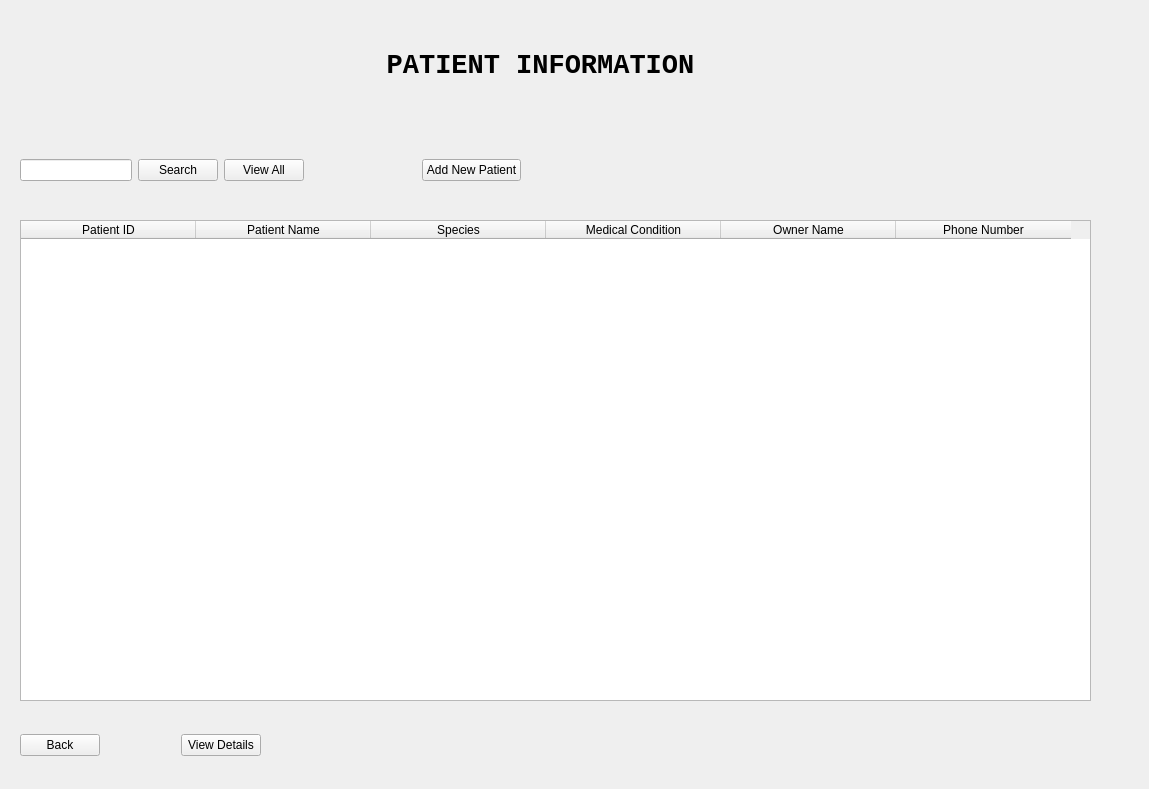
Qt form PatientUI.ui (ASNaeem/Simple-VCMS) before a commit.
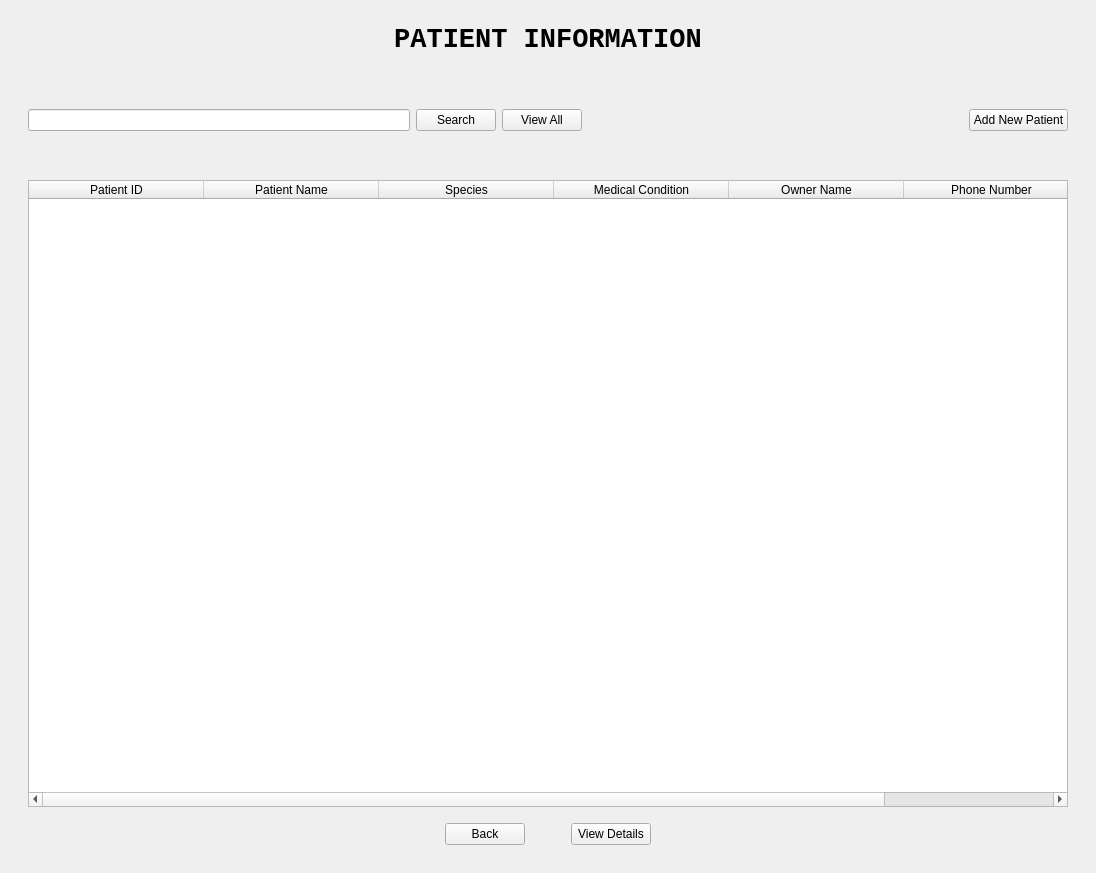
The same form after that commit.

Commit message: PatientUI Spacing Changed

Diff of the .ui file:
```diff
--- a/PatientUI.ui
+++ b/PatientUI.ui
@@ -6,8 +6,8 @@
    <rect>
     <x>0</x>
     <y>0</y>
-    <width>1149</width>
-    <height>789</height>
+    <width>1096</width>
+    <height>873</height>
    </rect>
   </property>
   <property name="maximumSize">
@@ -20,17 +20,8 @@
    <string>Patient</string>
   </property>
   <widget class="QWidget" name="centralwidget">
-   <widget class="QWidget" name="gridLayoutWidget">
-    <property name="geometry">
-     <rect>
-      <x>0</x>
-      <y>0</y>
-      <width>1141</width>
-      <height>781</height>
-     </rect>
-    </property>
-    <layout class="QGridLayout" name="gridLayout_2">
-     <item row="0" column="0">
+   <layout class="QVBoxLayout" name="verticalLayout">
+    <item>
       <widget class="QStackedWidget" name="stackedWidget">
        <property name="font">
         <font>
@@ -41,41 +32,55 @@
         <number>0</number>
        </property>
        <widget class="QWidget" name="Page_View">
-        <widget class="QWidget" name="gridLayoutWidget_2">
-         <property name="geometry">
-          <rect>
-           <x>20</x>
-           <y>150</y>
-           <width>501</width>
-           <height>41</height>
-          </rect>
-         </property>
-         <layout class="QGridLayout" name="gridLayout_3">
-          <item row="0" column="2">
-           <widget class="QPushButton" name="push_button_view">
-            <property name="cursor">
-             <cursorShape>PointingHandCursor</cursorShape>
-            </property>
-            <property name="text">
-             <string>View All</string>
-            </property>
-           </widget>
-          </item>
-          <item row="0" column="1">
-           <widget class="QPushButton" name="push_button_search">
-            <property name="cursor">
-             <cursorShape>PointingHandCursor</cursorShape>
-            </property>
-            <property name="text">
-             <string>Search</string>
-            </property>
-           </widget>
-          </item>
+       <layout class="QVBoxLayout" name="verticalLayout_4">
+        <item>
+         <layout class="QVBoxLayout" name="verticalLayout_2" stretch="1,1,1,1,15,1">
+          <property name="leftMargin">
+           <number>10</number>
+          </property>
+          <property name="rightMargin">
+           <number>10</number>
+          </property>
+          <item>
+           <layout class="QGridLayout" name="gridLayout_11">
           <item row="0" column="0">
-           <widget class="QLineEdit" name="Search_Field"/>
-          </item>
-          <item row="0" column="4">
-           <widget class="QPushButton" name="push_button_add_new">
+             <widget class="QLabel" name="label_2">
+              <property name="font">
+               <font>
+                <family>Courier New</family>
+                <pointsize>20</pointsize>
+                <weight>75</weight>
+                <bold>true</bold>
+                <kerning>true</kerning>
+               </font>
+              </property>
+              <property name="text">
+               <string>PATIENT INFORMATION</string>
+              </property>
+              <property name="alignment">
+               <set>Qt::AlignCenter</set>
+              </property>
+             </widget>
+            </item>
+           </layout>
+          </item>
+          <item>
+           <spacer name="verticalSpacer">
+            <property name="orientation">
+             <enum>Qt::Vertical</enum>
+            </property>
+            <property name="sizeHint" stdset="0">
+             <size>
+              <width>20</width>
+              <height>40</height>
+             </size>
+            </property>
+           </spacer>
+          </item>
+          <item>
+           <layout class="QGridLayout" name="gridLayout_9">
+            <item row="1" column="5">
+             <widget class="QPushButton" name="push_button_add_new_2">
             <property name="cursor">
              <cursorShape>PointingHandCursor</cursorShape>
             </property>
@@ -84,8 +89,21 @@
             </property>
            </widget>
           </item>
-          <item row="0" column="3">
-           <spacer name="horizontalSpacer">
+            <item row="1" column="2">
+             <widget class="QPushButton" name="push_button_search_2">
+              <property name="cursor">
+               <cursorShape>PointingHandCursor</cursorShape>
+              </property>
+              <property name="text">
+               <string>Search</string>
+              </property>
+             </widget>
+            </item>
+            <item row="1" column="0">
+             <widget class="QLineEdit" name="Search_Field_2"/>
+            </item>
+            <item row="1" column="4">
+             <spacer name="horizontalSpacer_3">
             <property name="orientation">
              <enum>Qt::Horizontal</enum>
             </property>
@@ -97,54 +115,38 @@
             </property>
            </spacer>
           </item>
-         </layout>
-        </widget>
-        <widget class="QWidget" name="gridLayoutWidget_3">
-         <property name="geometry">
-          <rect>
-           <x>370</x>
-           <y>40</y>
-           <width>341</width>
-           <height>51</height>
-          </rect>
-         </property>
-         <layout class="QGridLayout" name="gridLayout_4">
-          <item row="0" column="0">
-           <widget class="QLabel" name="label">
-            <property name="font">
-             <font>
-              <family>Courier New</family>
-              <pointsize>20</pointsize>
-              <weight>75</weight>
-              <bold>true</bold>
-              <kerning>true</kerning>
-             </font>
-            </property>
-            <property name="styleSheet">
-             <string notr="true"/>
+            <item row="1" column="3">
+             <widget class="QPushButton" name="push_button_view_2">
+              <property name="cursor">
+               <cursorShape>PointingHandCursor</cursorShape>
             </property>
             <property name="text">
-             <string>PATIENT INFORMATION</string>
-            </property>
-            <property name="alignment">
-             <set>Qt::AlignCenter</set>
+               <string>View All</string>
             </property>
            </widget>
           </item>
          </layout>
-        </widget>
-        <widget class="QWidget" name="gridLayoutWidget_4">
-         <property name="geometry">
-          <rect>
-           <x>20</x>
-           <y>220</y>
-           <width>1071</width>
-           <height>481</height>
-          </rect>
-         </property>
-         <layout class="QGridLayout" name="gridLayout_5">
-          <item row="0" column="0">
-           <widget class="QTableWidget" name="table_patient">
+          </item>
+          <item>
+           <spacer name="verticalSpacer_2">
+            <property name="orientation">
+             <enum>Qt::Vertical</enum>
+            </property>
+            <property name="sizeHint" stdset="0">
+             <size>
+              <width>20</width>
+              <height>40</height>
+             </size>
+            </property>
+           </spacer>
+          </item>
+          <item>
+           <layout class="QGridLayout" name="gridLayout_8">
+            <property name="bottomMargin">
+             <number>10</number>
+            </property>
+            <item row="3" column="0">
+             <widget class="QTableWidget" name="table_patient_2">
             <property name="cursor" stdset="0">
              <cursorShape>ArrowCursor</cursorShape>
             </property>
@@ -190,19 +192,27 @@
            </widget>
           </item>
          </layout>
-        </widget>
-        <widget class="QWidget" name="gridLayoutWidget_5">
-         <property name="geometry">
-          <rect>
-           <x>20</x>
-           <y>730</y>
-           <width>241</width>
-           <height>31</height>
-          </rect>
-         </property>
-         <layout class="QGridLayout" name="gridLayout_6">
+          </item>
+          <item>
+           <layout class="QGridLayout" name="gridLayout_10" columnstretch="25,0,0,0,0,25">
+            <property name="bottomMargin">
+             <number>10</number>
+            </property>
           <item row="0" column="3">
-           <widget class="QPushButton" name="push_button_view_details">
+             <spacer name="horizontalSpacer_4">
+              <property name="orientation">
+               <enum>Qt::Horizontal</enum>
+              </property>
+              <property name="sizeHint" stdset="0">
+               <size>
+                <width>40</width>
+                <height>20</height>
+               </size>
+              </property>
+             </spacer>
+            </item>
+            <item row="0" column="4">
+             <widget class="QPushButton" name="push_button_view_details_2">
             <property name="cursor">
              <cursorShape>PointingHandCursor</cursorShape>
             </property>
@@ -212,7 +222,20 @@
            </widget>
           </item>
           <item row="0" column="0">
-           <widget class="QPushButton" name="push_button_back">
+             <spacer name="horizontalSpacer_5">
+              <property name="orientation">
+               <enum>Qt::Horizontal</enum>
+              </property>
+              <property name="sizeHint" stdset="0">
+               <size>
+                <width>40</width>
+                <height>20</height>
+               </size>
+              </property>
+             </spacer>
+            </item>
+            <item row="0" column="1">
+             <widget class="QPushButton" name="push_button_back_2">
             <property name="cursor">
              <cursorShape>PointingHandCursor</cursorShape>
             </property>
@@ -221,8 +244,8 @@
             </property>
            </widget>
           </item>
-          <item row="0" column="2">
-           <spacer name="horizontalSpacer_2">
+            <item row="0" column="5">
+             <spacer name="horizontalSpacer_6">
             <property name="orientation">
              <enum>Qt::Horizontal</enum>
             </property>
@@ -235,62 +258,16 @@
            </spacer>
           </item>
          </layout>
-        </widget>
-       </widget>
-       <widget class="QWidget" name="Page_Patient_Details">
-        <widget class="QWidget" name="gridLayoutWidget_6">
-         <property name="geometry">
-          <rect>
-           <x>350</x>
-           <y>30</y>
-           <width>341</width>
-           <height>51</height>
-          </rect>
-         </property>
-         <layout class="QGridLayout" name="gridLayout_7">
-          <item row="0" column="0">
-           <widget class="QLabel" name="label_3">
-            <property name="font">
-             <font>
-              <family>Courier New</family>
-              <pointsize>20</pointsize>
-              <weight>75</weight>
-              <bold>true</bold>
-              <kerning>true</kerning>
-             </font>
-            </property>
-            <property name="styleSheet">
-             <string notr="true"/>
-            </property>
-            <property name="text">
-             <string>PATIENT INFORMATION</string>
-            </property>
-            <property name="alignment">
-             <set>Qt::AlignCenter</set>
-            </property>
-           </widget>
           </item>
          </layout>
-        </widget>
-        <widget class="Line" name="line">
-         <property name="geometry">
-          <rect>
-           <x>420</x>
-           <y>160</y>
-           <width>118</width>
-           <height>3</height>
-          </rect>
-         </property>
-         <property name="orientation">
-          <enum>Qt::Horizontal</enum>
-         </property>
-        </widget>
-       </widget>
+        </item>
+       </layout>
+      </widget>
+      <widget class="QWidget" name="Page_Patient_Details"/>
        <widget class="QWidget" name="Page_Patient_Create"/>
       </widget>
      </item>
     </layout>
-   </widget>
   </widget>
  </widget>
  <resources/>
```
Lines whose indentation alone changed are shown as unchanged.
